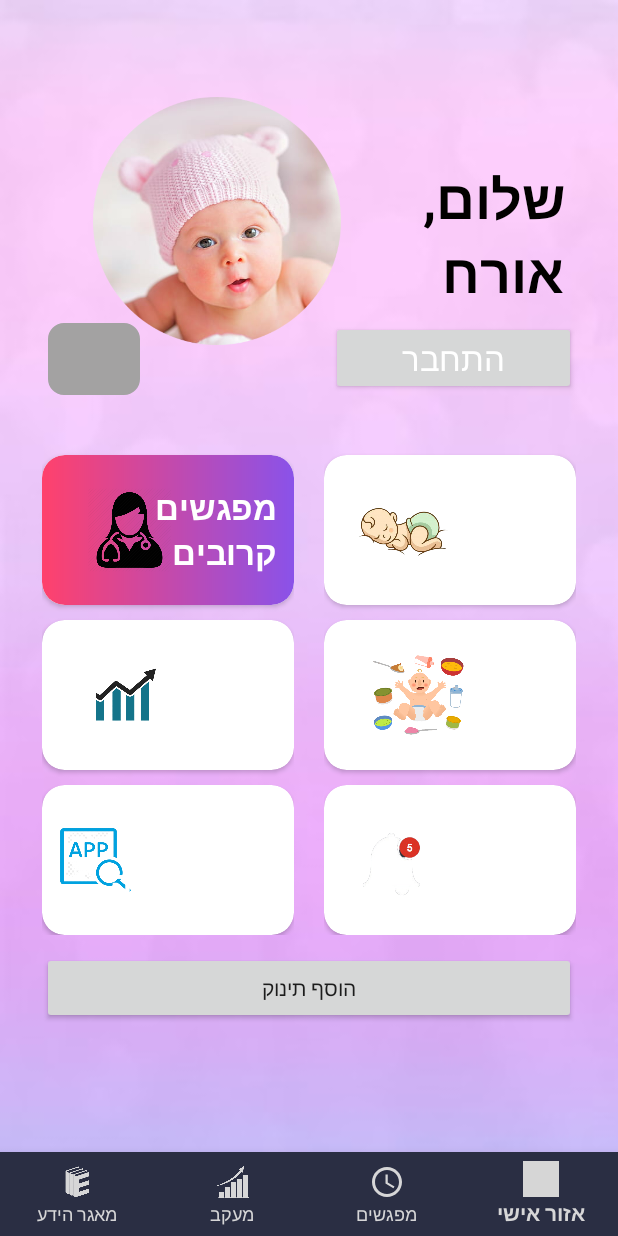
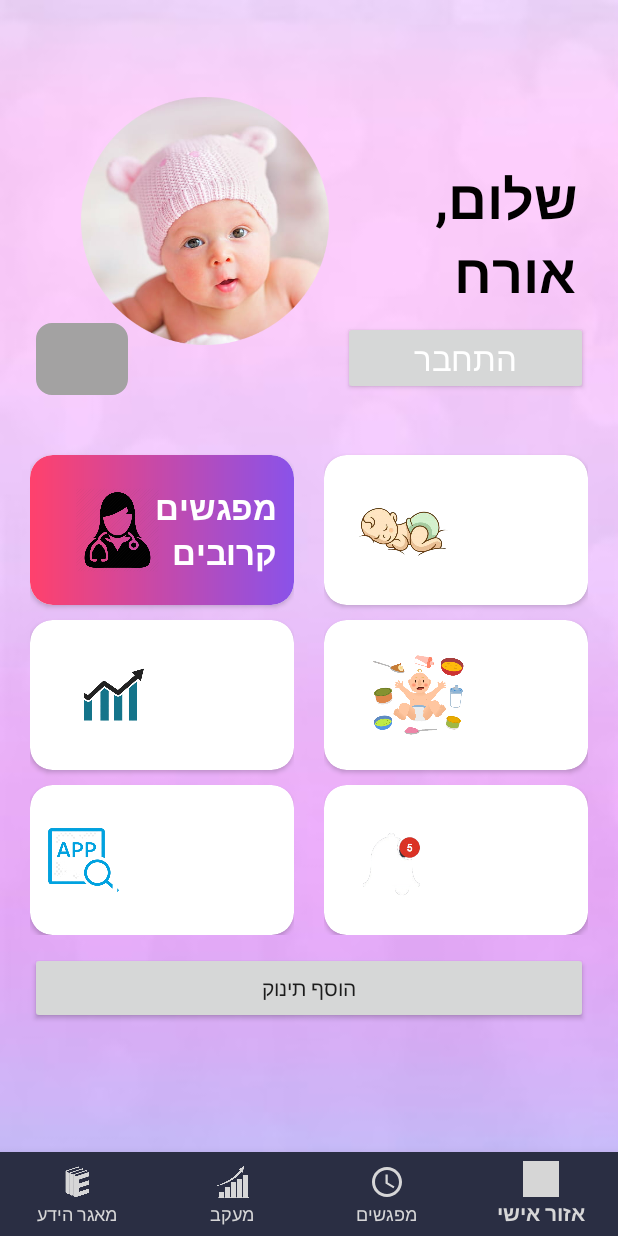
Before and after one commit to Maleo-sys/MaleoProj, an Android app: the screen it shows after launch (MainActivity), on a phone screen of 412 x 824 dp. Run offline under Robolectric (Android 15) with nearby library versions, the phone set to English and light mode, and no system bars; our stand-ins replace Firebase (no records; nobody signed in at launch, a user with empty details on screens opened directly); libraries missing offline, so code that uses them is left out: com.sanojpunchihewa.glowbutton, com.shashank.sony; plain views replace GlowButton, GradientRelativeLayout; 2 statements that could not run were skipped; grey boxes are pictures that could not be loaded.

Commit message:
fixed main activity UI issue

```diff
--- a/app/src/main/res/layout/content_main.xml
+++ b/app/src/main/res/layout/content_main.xml
@@ -10,11 +10,8 @@
     tools:showIn="@layout/app_bar_main">
 
     <androidx.core.widget.NestedScrollView
-        android:layout_width="356dp"
-        android:layout_height="773dp"
-        app:layout_constraintEnd_toEndOf="parent"
-        app:layout_constraintStart_toStartOf="parent"
-        app:layout_constraintTop_toTopOf="parent">
+        android:layout_width="match_parent"
+        android:layout_height="match_parent">
 
         <LinearLayout
             android:layout_width="match_parent"
```
